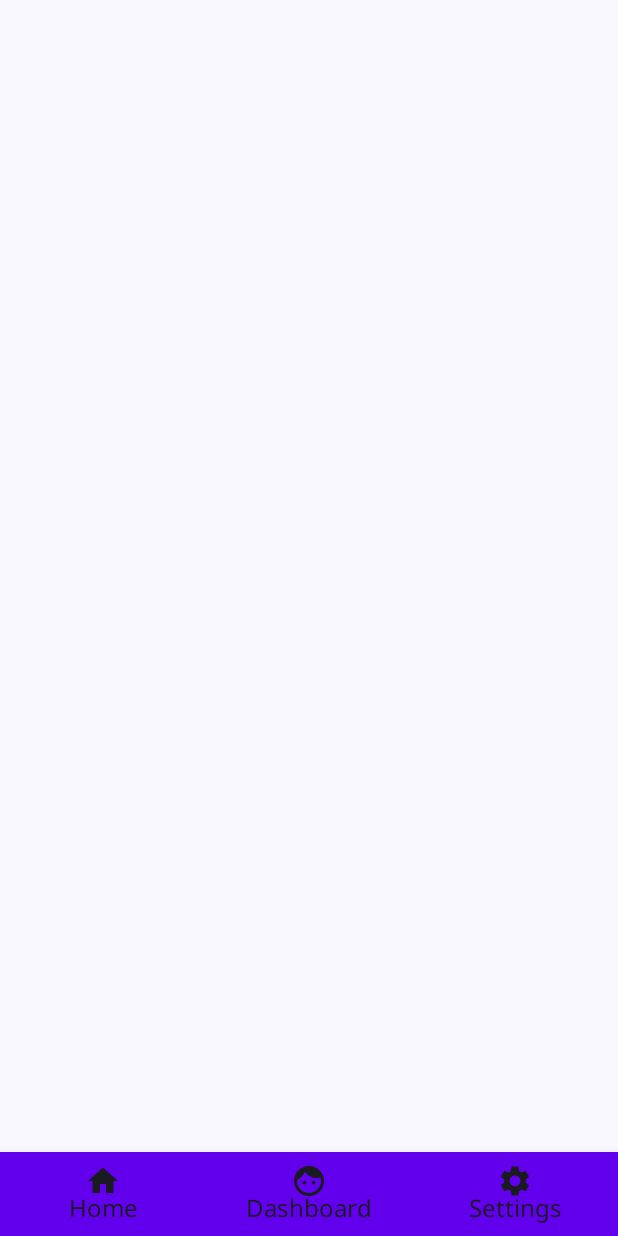
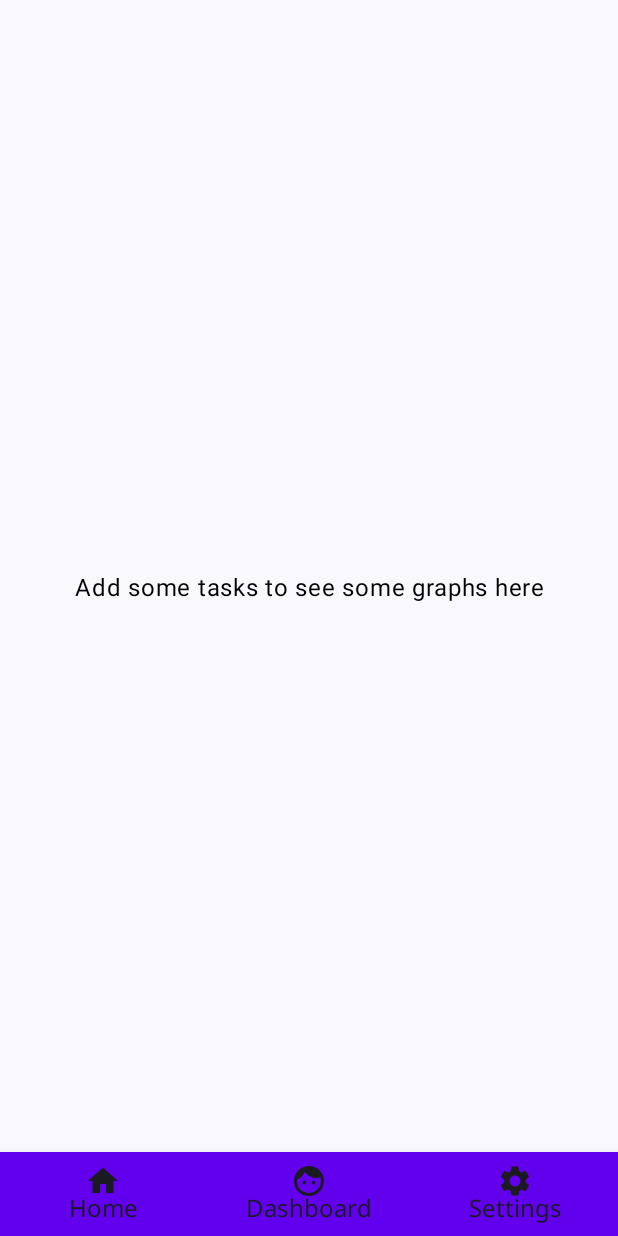
Before and after one commit to ShubhamVashishth5/Smart-Task-Manager, an Android app built with Jetpack Compose: the DashboardScreen screen opened through its navigation route, on a phone screen of 412 x 824 dp. Run offline under Robolectric (Android 15) with nearby library versions, the phone set to English and light mode, and no system bars; our stand-ins replace Dagger/Hilt's generated code, livedata-compose; libraries missing offline, so code that uses them is left out: com.hd.charts.

Commit message:
Added queries.txt

```diff
--- a/app/src/main/java/com/shubhamvashishth/lenscorp/todo/ui/dashboard/DashboardScreen.kt
+++ b/app/src/main/java/com/shubhamvashishth/lenscorp/todo/ui/dashboard/DashboardScreen.kt
@@ -6,6 +6,7 @@ import androidx.compose.foundation.layout.Arrangement
 import androidx.compose.foundation.layout.Box
 import androidx.compose.foundation.layout.Row
 import androidx.compose.foundation.layout.Spacer
+import androidx.compose.foundation.layout.fillMaxSize
 import androidx.compose.foundation.layout.fillMaxWidth
 import androidx.compose.foundation.layout.padding
 import androidx.compose.foundation.layout.size
@@ -13,6 +14,7 @@ import androidx.compose.foundation.layout.width
 import androidx.compose.foundation.lazy.LazyColumn
 import androidx.compose.foundation.lazy.LazyRow
 import androidx.compose.foundation.shape.CircleShape
+import androidx.compose.material.MaterialTheme
 import androidx.compose.material.Text
 import androidx.compose.runtime.Composable
 import androidx.compose.runtime.collectAsState
@@ -21,6 +23,7 @@ import androidx.compose.ui.Alignment
 import androidx.compose.ui.Modifier
 import androidx.compose.ui.graphics.Color
 import androidx.compose.ui.platform.LocalConfiguration
+import androidx.compose.ui.text.style.TextAlign
 import androidx.compose.ui.unit.Dp
 import androidx.compose.ui.unit.dp
 import androidx.hilt.navigation.compose.hiltViewModel
@@ -67,6 +70,19 @@ fun DashboardScreen(viewModel: DashboardScreenViewModel = hiltViewModel()) {
                 }
             }
 
+        }
+    }else {
+        Box(
+            modifier = Modifier
+                .fillMaxSize()
+                .padding(16.dp),
+            contentAlignment = Alignment.Center
+        ) {
+            Text(
+                text = "Add some tasks to see some graphs here",
+                style = MaterialTheme.typography.body1,
+                textAlign = TextAlign.Center
+            )
         }
     }
 
--- a/app/src/main/java/com/shubhamvashishth/lenscorp/todo/ui/homescreen/HomeScreen.kt
+++ b/app/src/main/java/com/shubhamvashishth/lenscorp/todo/ui/homescreen/HomeScreen.kt
@@ -28,6 +28,7 @@ import androidx.compose.material.IconButton
 import androidx.compose.material.Scaffold
 import androidx.compose.material.icons.Icons
 import androidx.compose.material.icons.filled.MoreVert
+import androidx.compose.material.MaterialTheme
 import androidx.compose.material3.Text
 import androidx.compose.runtime.Composable
 import androidx.compose.runtime.LaunchedEffect
@@ -43,6 +44,7 @@ import androidx.compose.ui.draw.clip
 import androidx.compose.ui.graphics.Color
 import androidx.compose.ui.graphics.RectangleShape
 import androidx.compose.ui.platform.LocalConfiguration
+import androidx.compose.ui.text.style.TextAlign
 import androidx.compose.ui.tooling.preview.Preview
 import androidx.compose.ui.unit.dp
 import androidx.hilt.navigation.compose.hiltViewModel
@@ -79,8 +81,9 @@ fun HomeScreen(navController: NavController) {
     ) {
 
         Box(modifier = Modifier.fillMaxSize()) {
+            if (taskList.isNotEmpty()) {
                 LazyVerticalStaggeredGrid(
-                columns = StaggeredGridCells.Adaptive((LocalConfiguration.current.screenWidthDp/2.2).dp),
+                    columns = StaggeredGridCells.Adaptive((LocalConfiguration.current.screenWidthDp / 2.2).dp),
                     verticalItemSpacing = 4.dp,
                     horizontalArrangement = Arrangement.spacedBy(4.dp),
                     content = {
@@ -108,7 +111,6 @@ fun HomeScreen(navController: NavController) {
                                         location = task.location,
                                         onCheckboxChange = {
                                             coroutineScope.launch {
-                                         //   isVisible = false
                                                 delay(300) // Match the duration of the exit animation
                                                 viewModel.deleteTodoTask(task) // Remove the task after animation completes
                                             }
@@ -125,8 +127,22 @@ fun HomeScreen(navController: NavController) {
                     },
                     modifier = Modifier.fillMaxSize()
                 )
+            } else {
+                Box(
+                    modifier = Modifier
+                        .fillMaxSize()
+                        .padding(16.dp),
+                    contentAlignment = Alignment.Center
+                ) {
+                    Text(
+                        text = "Add some tasks to see them here",
+                        style = MaterialTheme.typography.body1,
+                        textAlign = TextAlign.Center
+                    )
+                }
+            }
+        }
 
-        }
 
 
     }
```
Also changed, not shown: 1 other file. Lines whose indentation alone changed are shown as unchanged.
